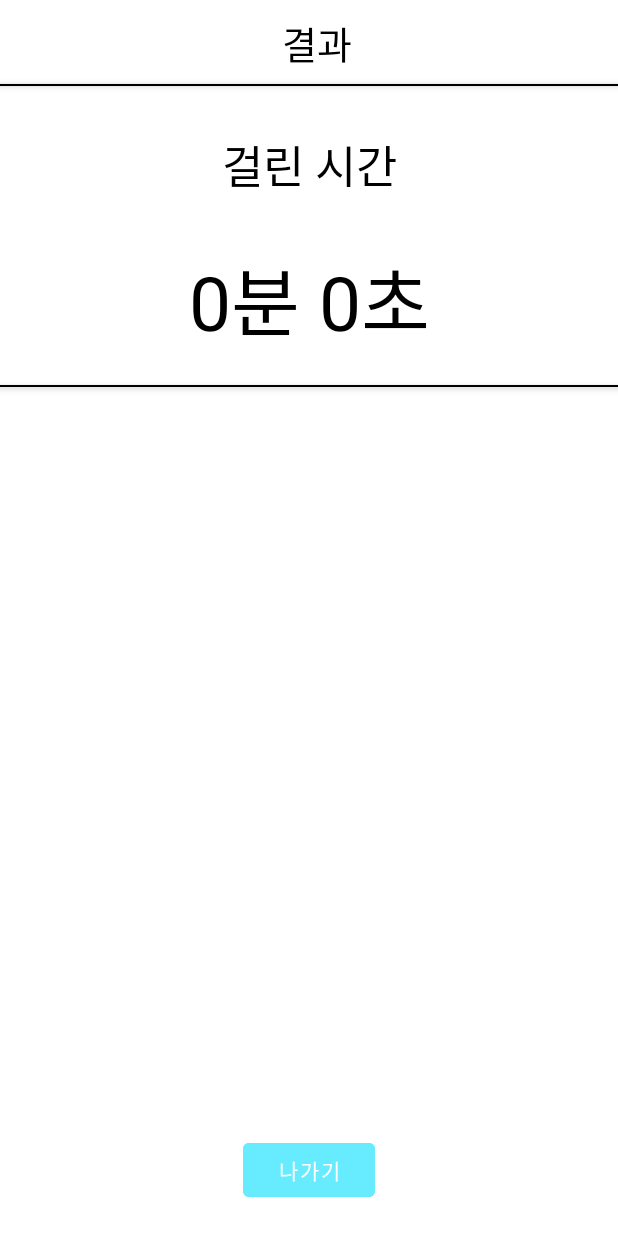
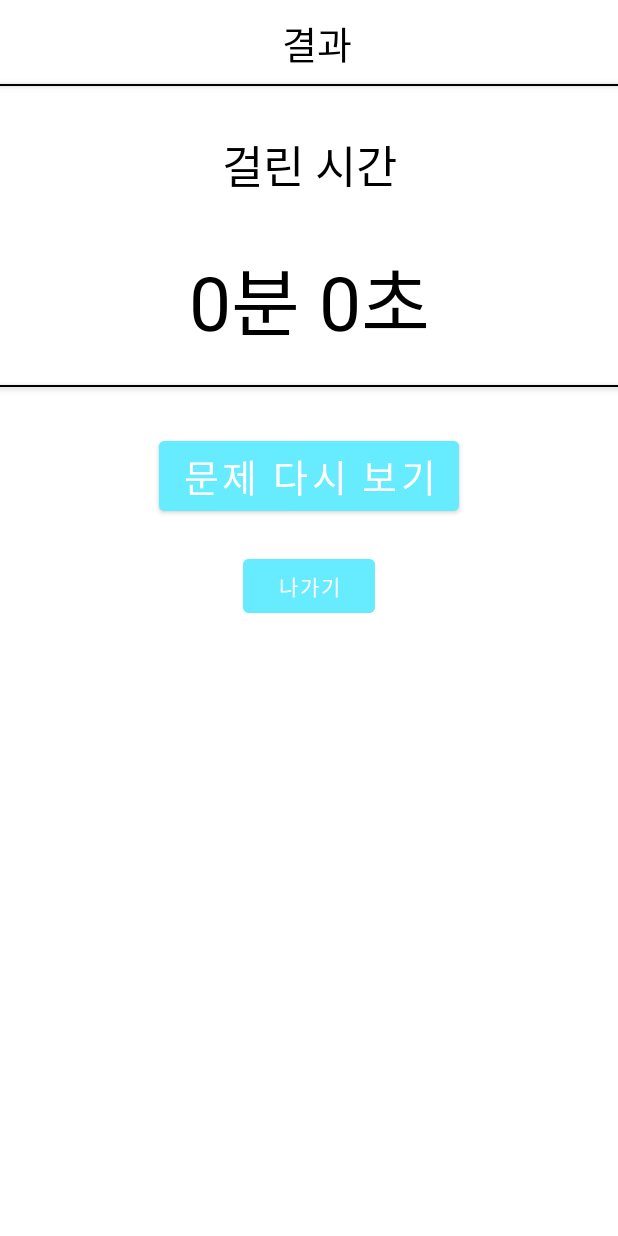
Before and after one commit to chlqudco/ThinkIT, an Android app: the SubjectiveResultActivity screen opened directly, with no data from a screen before it, on a phone screen of 412 x 824 dp. Run offline under Robolectric (Android 15) with nearby library versions, the phone set to English and light mode, and no system bars.

```diff
--- a/app/build.gradle
+++ b/app/build.gradle
@@ -13,8 +13,8 @@ android {
         applicationId "com.chlqudco.develop.thinkit"
         minSdk 26
         targetSdk 33
-        versionCode 16
-        versionName "16.0"
+        versionCode 17
+        versionName "17.0"
 
         testInstrumentationRunner "androidx.test.runner.AndroidJUnitRunner"
     }
--- a/app/src/main/java/com/chlqudco/develop/thinkit/presentation/quiz/multiplechoice/result/MultipleChoiceResultActivity.kt
+++ b/app/src/main/java/com/chlqudco/develop/thinkit/presentation/quiz/multiplechoice/result/MultipleChoiceResultActivity.kt
@@ -1,5 +1,6 @@
 package com.chlqudco.develop.thinkit.presentation.quiz.multiplechoice.result
 
+import android.annotation.SuppressLint
 import android.content.Intent
 import android.icu.lang.UCharacter.GraphemeClusterBreak.L
 import android.os.Bundle
@@ -22,6 +23,7 @@ internal class MultipleChoiceResultActivity : BaseActivity<MultipleChoiceResultV
 
     override fun observeData() {}
 
+    @SuppressLint("SetTextI18n")
     override fun onCreate(savedInstanceState: Bundle?) {
         super.onCreate(savedInstanceState)
 
--- a/app/src/main/java/com/chlqudco/develop/thinkit/presentation/quiz/subjective/result/SubjectiveResultActivity.kt
+++ b/app/src/main/java/com/chlqudco/develop/thinkit/presentation/quiz/subjective/result/SubjectiveResultActivity.kt
@@ -1,8 +1,12 @@
 package com.chlqudco.develop.thinkit.presentation.quiz.subjective.result
 
+import android.annotation.SuppressLint
+import android.content.Intent
 import android.os.Bundle
 import com.chlqudco.develop.thinkit.databinding.ActivitySubjectiveResultBinding
 import com.chlqudco.develop.thinkit.presentation.base.BaseActivity
+import com.chlqudco.develop.thinkit.presentation.quiz.multiplechoice.incorrectquiz.ShowIncorrectQuizActivity
+import com.chlqudco.develop.thinkit.utility.AppKey
 import com.chlqudco.develop.thinkit.utility.AppKey.SUBJECTIVE_QUIZ_TIME
 import org.koin.android.ext.android.inject
 
@@ -21,7 +25,12 @@ internal class SubjectiveResultActivity : BaseActivity<SubjectiveResultViewModel
         initViews()
     }
 
+    @SuppressLint("SetTextI18n")
     private fun initViews() {
+
+        //틀린것들 불러오기
+        viewModel.inCorrectQuizList = intent.getStringArrayListExtra(AppKey.MULTIPLE_INCORRECT_QUIZ) ?: arrayListOf()
+        viewModel.inCorrectBogiList = intent.getStringArrayListExtra(AppKey.MULTIPLE_INCORRECT_BOGI) ?: arrayListOf()
 
         val delayTime = intent.getLongExtra(SUBJECTIVE_QUIZ_TIME, 0)
 
@@ -30,8 +39,22 @@ internal class SubjectiveResultActivity : BaseActivity<SubjectiveResultViewModel
 
         binding.ActivitySubjectiveResultTimeTextView.text = "${minute}분 ${seconds}초"
 
+        //나가기 버튼
         binding.ActivitySubjectiveResultExitButton.setOnClickListener {
             finish()
         }
+
+        //문제 다시보기 기능
+        binding.ActivitySubjectiveResultShowQuizButton.setOnClickListener {
+            val intent = Intent(this, ShowIncorrectQuizActivity::class.java)
+
+            //정보 넘겨주기
+            //틀린 문제
+            intent.putStringArrayListExtra(AppKey.MULTIPLE_INCORRECT_QUIZ, viewModel.inCorrectQuizList)
+            //틀린 보기
+            intent.putStringArrayListExtra(AppKey.MULTIPLE_INCORRECT_BOGI, viewModel.inCorrectBogiList)
+
+            startActivity(intent)
+        }
     }
 }
--- a/app/src/main/java/com/chlqudco/develop/thinkit/presentation/quiz/subjective/result/SubjectiveResultViewModel.kt
+++ b/app/src/main/java/com/chlqudco/develop/thinkit/presentation/quiz/subjective/result/SubjectiveResultViewModel.kt
@@ -6,5 +6,10 @@ import kotlinx.coroutines.Job
 import kotlinx.coroutines.launch
 
 internal class SubjectiveResultViewModel: BaseViewModel() {
+
+    //사용자의 틀린 문제
+    var inCorrectQuizList: ArrayList<String> = arrayListOf()
+    //시용자의 틀린 문제 정답
+    var inCorrectBogiList: ArrayList<String> = arrayListOf()
     override fun fetchData(): Job = viewModelScope.launch {  }
 }
--- a/app/src/main/res/layout/activity_show_incorrect_quiz.xml
+++ b/app/src/main/res/layout/activity_show_incorrect_quiz.xml
@@ -11,7 +11,7 @@
         android:layout_width="wrap_content"
         android:layout_height="wrap_content"
         android:layout_marginStart="10dp"
-        android:text="틀린 문제"
+        android:text="문제 재확인"
         android:textColor="@color/black"
         android:textSize="25sp"
         app:layout_constraintBottom_toBottomOf="@id/ActivityShowIncorrectQuizGuideLineTextView"
--- a/app/src/main/res/layout/activity_subjective_result.xml
+++ b/app/src/main/res/layout/activity_subjective_result.xml
@@ -69,6 +69,19 @@
         app:layout_constraintTop_toBottomOf="@id/ActivitySubjectiveResultTimeTextView" />
 
     <Button
+        android:id="@+id/ActivitySubjectiveResultShowQuizButton"
+        android:layout_width="wrap_content"
+        android:layout_height="wrap_content"
+        app:layout_constraintStart_toStartOf="parent"
+        app:layout_constraintEnd_toEndOf="parent"
+        app:layout_constraintTop_toBottomOf="@id/ActivitySubjectiveResultGuideLineTextView2"
+        android:backgroundTint="@color/no_jh"
+        android:layout_marginTop="30dp"
+        android:text="문제 다시 보기"
+        android:textSize="25sp"
+        tools:ignore="HardcodedText" />
+
+    <Button
         android:id="@+id/ActivitySubjectiveResultExitButton"
         android:layout_width="wrap_content"
         android:layout_height="wrap_content"
@@ -76,7 +89,8 @@
         android:backgroundTint="@color/no_jh"
         android:stateListAnimator="@null"
         android:text="나가기"
-        app:layout_constraintBottom_toBottomOf="parent"
+        app:layout_constraintTop_toBottomOf="@id/ActivitySubjectiveResultShowQuizButton"
+        android:layout_marginTop="20dp"
         app:layout_constraintEnd_toEndOf="parent"
         app:layout_constraintStart_toStartOf="parent"
         tools:ignore="HardcodedText" />
--- a/app/src/main/res/layout/fragment_my_page.xml
+++ b/app/src/main/res/layout/fragment_my_page.xml
@@ -9,6 +9,7 @@
 
     <!-- 로그인 유도 화면 -->
     <androidx.constraintlayout.widget.ConstraintLayout
+        tools:visibility="visible"
         android:id="@+id/myPageLogInUdoConstLayout"
         android:layout_width="0dp"
         android:layout_height="wrap_content"
@@ -93,7 +94,7 @@
 
         <EditText
             android:id="@+id/myPageEmailEditText"
-            android:layout_width="300dp"
+            android:layout_width="match_parent"
             android:layout_height="wrap_content"
             android:layout_marginTop="10dp"
             android:background="@drawable/sign_up_background2"
@@ -111,7 +112,7 @@
 
         <EditText
             android:id="@+id/myPagePasswordEditText"
-            android:layout_width="300dp"
+            android:layout_width="match_parent"
             android:layout_height="wrap_content"
             android:layout_marginTop="10dp"
             android:background="@drawable/sign_up_background2"
@@ -155,6 +156,7 @@
     <!-- 마이페이지 화면 -->
     <androidx.constraintlayout.widget.ConstraintLayout
         android:id="@+id/myPageMyPageConstLayout"
+        tools:visibility="invisible"
         android:layout_width="0dp"
         android:layout_height="0dp"
         android:layout_marginTop="10dp"
```
Also changed, not shown: app/src/main/java/com/chlqudco/develop/thinkit/presentation/quiz/multiplechoice/quiz/MultipleChoiceQuizActivity.kt (+16 -4 lines), app/src/main/java/com/chlqudco/develop/thinkit/presentation/quiz/subjective/quiz/SubjectiveQuizActivity.kt (+10 -0 lines), app/src/main/java/com/chlqudco/develop/thinkit/presentation/quiz/subjective/quiz/SubjectiveQuizViewModel.kt (+10 -0 lines).
